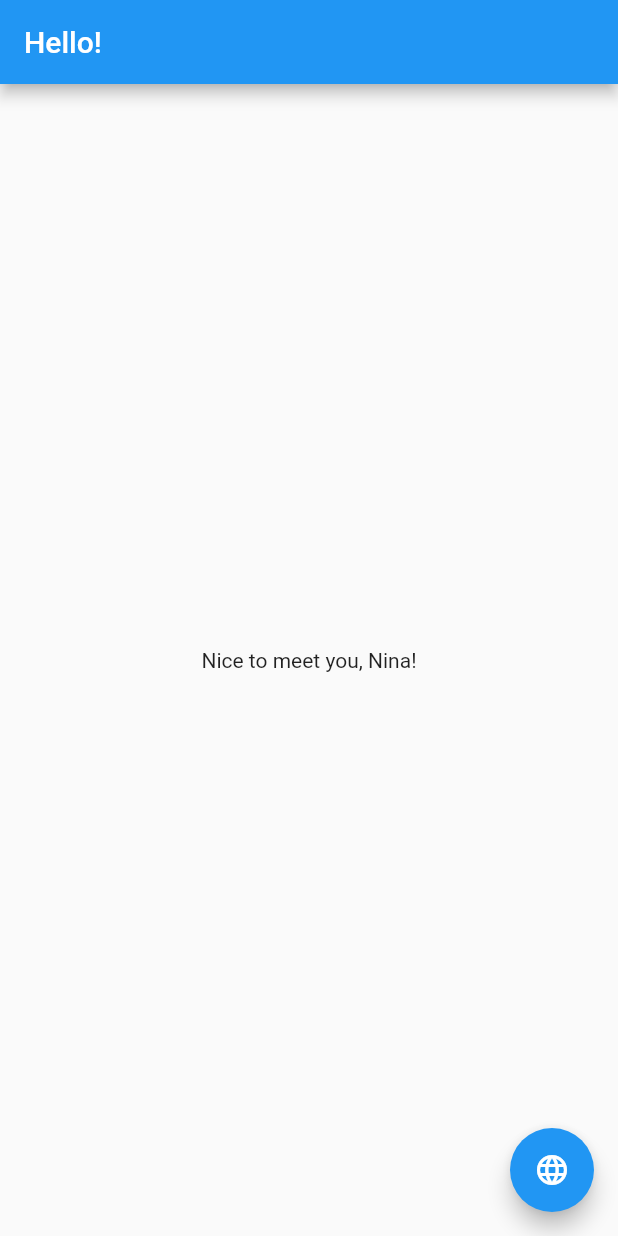
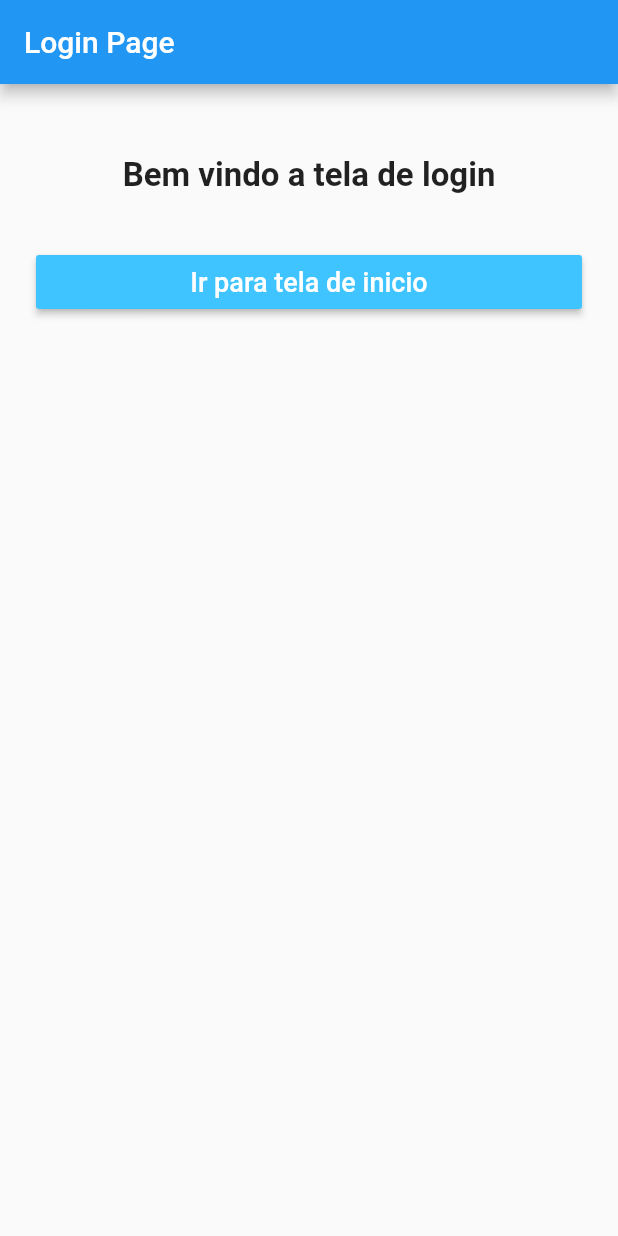
Before and after one commit to roger8b/flutter_login, a Flutter app: the screen it shows after launch, on a phone screen of 412 x 824 dp. Run offline on Flutter 3.47's test engine with Material 2 defaults, Android fonts, the phone set to English and light mode, and no system bars.

Commit message:
Implementado roteamento

```diff
--- a/lib/main.dart
+++ b/lib/main.dart
@@ -1,56 +1,19 @@
 import 'package:flutter/material.dart';
 import 'package:flutter_login/generated/i18n.dart';
+import 'package:flutter_login/routing/routing.dart';
 
-void main() async {
-  runApp(App());
-}
+void main() => runApp(new App());
 
-class App extends StatefulWidget {
-  @override
-  _AppState createState() => _AppState();
-}
-
-class _AppState extends State<App> {
-  String _locale = 'en';
-  onChangeLanguage() {
-    if (_locale == 'en') {
-      setState(() {
-        _locale = 'pt';
-        ;
-      });
-    } else {
-      setState(() {
-        _locale = 'en';
-      });
-    }
-  }
+class App extends StatelessWidget {
 
   @override
   Widget build(BuildContext context) {
     return new MaterialApp(
-        locale: Locale(_locale,""),
-        localizationsDelegates: [S.delegate],
-        supportedLocales: S.delegate.supportedLocales,
-        localeResolutionCallback:
-        S.delegate.resolution(fallback: new Locale("en", "")),
-        home: AppBody(this.onChangeLanguage));
+      locale: Locale("en",""),
+      localizationsDelegates: [S.delegate],
+      supportedLocales: S.delegate.supportedLocales,
+      initialRoute: '/login',
+      routes: routes
+    );
   }
 }
-
-class AppBody extends StatelessWidget {
-  final VoidCallback onChangeLanguage;
-  AppBody(this.onChangeLanguage);
-
-  @override
-  Widget build(BuildContext context) {
-    return new Scaffold(
-        appBar: new AppBar(
-          title: new Text(S.of(context).hello),
-        ),
-        body: new Center(
-          child: new Text(S.of(context).greetTo('Nina')),
-        ),
-        floatingActionButton: new FloatingActionButton(
-            child: new Icon(Icons.language), onPressed: onChangeLanguage));
-  }
-}
--- /dev/null
+++ b/lib/routing/auth/login.dart
@@ -0,0 +1,47 @@
+library flutter_login.routing.auth.login;
+
+import 'package:flutter/material.dart';
+import 'package:flutter_login/generated/i18n.dart';
+import 'package:flutter_login/utils/util_text_style.dart';
+
+class LoginPage extends StatelessWidget {
+  @override
+  Widget build(BuildContext context) {
+    return new MaterialApp(
+      locale: Locale("en", ""),
+      localizationsDelegates: [S.delegate],
+      supportedLocales: S.delegate.supportedLocales,
+      title: 'Login Page',
+      home: new Scaffold(
+          appBar: new AppBar(
+            title: new Text(
+              'Login Page',
+            ),
+          ),
+          body: new Container(
+            padding: EdgeInsets.only(top: 48.0, left: 24.0, right: 24.0),
+            child: ListView(
+              children: <Widget>[
+                new Center(
+                  child: Text(
+                    S.of(context).login_page_message,
+                    style: new TextStyle(
+                      fontSize: 22.0,
+                      fontWeight: FontWeight.bold,
+                    ),
+                  ),
+                ),
+                new SizedBox(height: 34.0,),
+                new RaisedButton(
+                  color: Colors.lightBlueAccent,
+                  child: UtilTextStyle.buttonLabel(S.of(context).login_button_label),
+                  onPressed: () {
+                    Navigator.pushNamed(context, '/');
+                  },
+                )
+              ],
+            ),
+          )),
+    );
+  }
+}
--- /dev/null
+++ b/lib/routing/home.dart
@@ -0,0 +1,48 @@
+library flutter_login.routing.home;
+
+import 'dart:ui';
+
+import 'package:flutter/material.dart';
+import 'package:flutter_login/generated/i18n.dart';
+import 'package:flutter_login/utils/util_text_style.dart';
+
+class HomePage extends StatelessWidget {
+  @override
+  Widget build(BuildContext context) {
+    return new MaterialApp(
+      locale: Locale("en", ""),
+      localizationsDelegates: [S.delegate],
+      supportedLocales: S.delegate.supportedLocales,
+      title: 'Home Page',
+      home: new Scaffold(
+          appBar: new AppBar(
+            title: new Text(
+              'Welcome Home',
+            ),
+          ),
+          body: new Container(
+            padding: EdgeInsets.only(top: 48.0, left: 24.0, right: 24.0),
+            child: ListView(
+              children: <Widget>[
+                new Center(
+                  child: Text(
+                    S.of(context).home_message,
+                    style: new TextStyle(
+                        fontSize: 22.0, fontWeight: FontWeight.bold),
+                  ),
+                ),
+                new SizedBox(height: 34.0),
+                new RaisedButton(
+                  color: Colors.lightBlueAccent,
+                  child: UtilTextStyle.buttonLabel(S.of(context).home_button_label) /*buildText(S.of(context).home_button_label)*/,
+                  onPressed: () {
+                    Navigator.pushNamed(context, '/login');
+                  },
+                )
+              ],
+            ),
+          )),
+    );
+  }
+
+}
--- /dev/null
+++ b/lib/routing/routing.dart
@@ -0,0 +1,7 @@
+import 'home.dart';
+import 'auth/login.dart';
+
+final routes = {
+  '/': (context) => new HomePage(),
+  '/login': (context) => new LoginPage(),
+};
--- /dev/null
+++ b/lib/utils/util_text_style.dart
@@ -0,0 +1,11 @@
+import 'package:flutter/material.dart';
+
+ class UtilTextStyle {
+
+  static Text buttonLabel(String text) {
+    return Text(
+      text,
+      style: new TextStyle(color: Colors.white, fontSize: 18.0),
+    );
+  }
+}
--- a/res/values/strings_en.arb
+++ b/res/values/strings_en.arb
@@ -1,6 +1,6 @@
 {
   "@@last_modified": "2018-12-26T14:01:50.249048",
-  "greetTo": "Nice to meet you, $name!",
+  "greetTo": "Prazer em conhecê-lo, $name!",
   "@greetTo": {
     "description": "The application title",
     "type": "text",
@@ -8,9 +8,21 @@
       "name": {}
     }
   },
-  "hello": "Hello!",
+  "hello": "Ola!",
   "@hello": {
     "type": "text",
     "placeholders": {}
-  }
+  },
+  "user_name": "nome do usuatio $name",
+  "@user_name": {
+    "placeholders": {
+      "name": {}
+    }
+  },
+  "model": "modelo",
+  "main_title": "Flutter Login",
+  "home_message": "Bem vindo a tela Inicial",
+  "login_page_message": "Bem vindo a tela de login",
+  "login_button_label": "Ir para tela de inicio",
+  "home_button_label": "Ir para tela de login"
 }
--- a/res/values/strings_pt.arb
+++ /dev/null
@@ -1,16 +0,0 @@
-{
-  "@@last_modified": "2018-12-26T14:01:50.249048",
-  "greetTo": "Prazer em conhecê-lo, $name!",
-  "@greetTo": {
-    "description": "The application title",
-    "type": "text",
-    "placeholders": {
-      "name": {}
-    }
-  },
-  "hello": "Ola!",
-  "@hello": {
-    "type": "text",
-    "placeholders": {}
-  }
-}
```
Also changed, not shown: lib/generated/i18n.dart.
